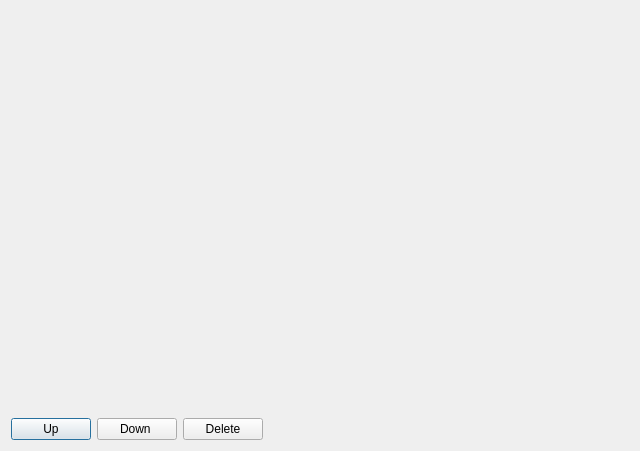
Old version of the form graphblock.ui in the repository Kirikus/Experiments-2026S-CPP.
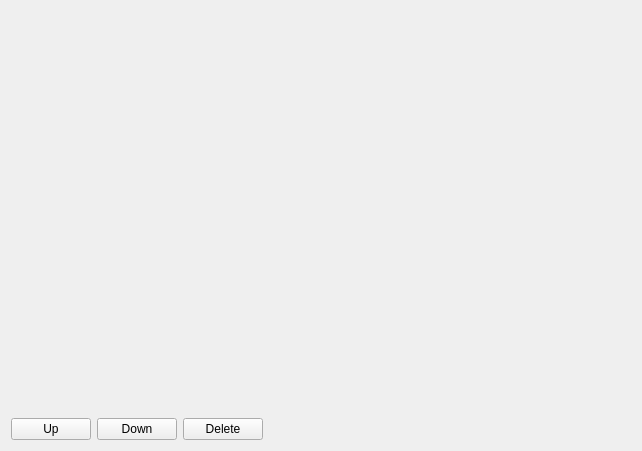
New version of the form.

Commit message: graph block

Patch:
```diff
--- a/graphblock.ui
+++ b/graphblock.ui
@@ -1,7 +1,7 @@
 <?xml version="1.0" encoding="UTF-8"?>
 <ui version="4.0">
  <class>GraphBlock</class>
- <widget class="QDialog" name="GraphBlock">
+ <widget class="QWidget" name="GraphBlock">
   <property name="geometry">
    <rect>
     <x>0</x>
@@ -13,30 +13,28 @@
   <property name="windowTitle">
    <string>Dialog</string>
   </property>
-  <layout class="QGridLayout" name="gridLayout_2">
+  <layout class="QFormLayout" name="formLayout">
    <item row="0" column="0">
-    <layout class="QGridLayout" name="gridLayout">
-     <item row="0" column="0" rowspan="2" colspan="2">
-      <widget class="QLabel" name="label">
+    <widget class="QLabel" name="imageLabel">
        <property name="text">
         <string/>
        </property>
       </widget>
      </item>
-     <item row="1" column="1">
+   <item row="0" column="1">
       <spacer name="verticalSpacer">
        <property name="orientation">
         <enum>Qt::Vertical</enum>
        </property>
        <property name="sizeHint" stdset="0">
         <size>
-         <width>20</width>
-         <height>368</height>
+       <width>607</width>
+       <height>400</height>
         </size>
        </property>
       </spacer>
      </item>
-     <item row="2" column="0" colspan="2">
+   <item row="1" column="0" colspan="2">
       <layout class="QHBoxLayout" name="horizontalLayout">
        <item>
         <widget class="QPushButton" name="UpGraphButton">
@@ -48,7 +46,7 @@
        <item>
         <widget class="QPushButton" name="DownGraphButton">
          <property name="text">
-          <string>Down </string>
+        <string>Down</string>
          </property>
         </widget>
        </item>
@@ -66,13 +64,11 @@
          </property>
          <property name="sizeHint" stdset="0">
           <size>
-           <width>140</width>
+         <width>328</width>
            <height>20</height>
           </size>
          </property>
         </spacer>
-       </item>
-      </layout>
      </item>
     </layout>
    </item>
```
Left out of the diff: 6 changed lines with no effect on the pictures. Lines whose indentation alone changed are shown as unchanged. The commit also changes 3 other files.
